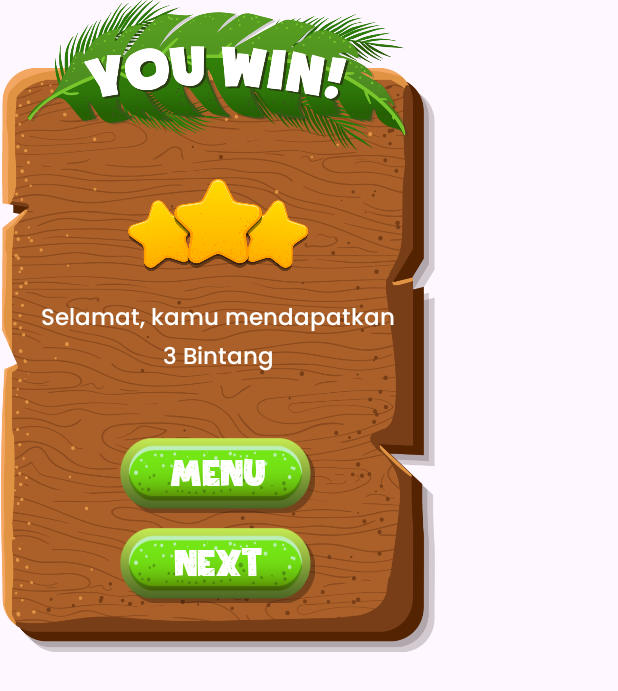
After one commit to rzaynuri08/EasterPictureAdventure, an Android app: the layout activity_score_popup.xml on its own in the app's theme, with its tools: preview values and no code run, on a phone screen of 412 x 824 dp. The commit adds this screen. Shown: the top 691 px of the screen. Run offline under Robolectric (Android 15) with nearby library versions, the phone set to English and light mode, and no system bars.

Commit message:
add score popup

```diff
--- /dev/null
+++ b/app/src/main/java/com/example/puzzlepictureadventure/View/DialogPopup/ScorePopupActivity.kt
@@ -0,0 +1,37 @@
+package com.example.puzzlepictureadventure
+
+import android.annotation.SuppressLint
+import android.os.Bundle
+import android.view.LayoutInflater
+import android.view.View
+import android.view.ViewGroup
+import androidx.fragment.app.DialogFragment
+import android.widget.ImageButton
+import android.widget.ImageView
+import android.widget.TextView
+import android.content.SharedPreferences
+import android.content.Context
+
+class ScorePopupActivity : DialogFragment() {
+
+    @SuppressLint("MissingInflatedId")
+    override fun onCreateView(
+        inflater: LayoutInflater, container: ViewGroup?,
+        savedInstanceState: Bundle?
+    ): View? {
+        // Inflate layout untuk dialog
+        val view = inflater.inflate(R.layout.activity_score_popup, container, false)
+
+        // Mengatur background dialog menjadi transparan
+        dialog?.window?.setBackgroundDrawableResource(android.R.color.transparent)
+
+        return view
+    }
+
+    // Mengatur tampilan dialog agar dapat mengabaikan frame dan margin
+    override fun onActivityCreated(savedInstanceState: Bundle?) {
+        super.onActivityCreated(savedInstanceState)
+        // Optional: Mengatur dialog untuk menampilkan seluruh layar atau sesuai kebutuhan
+        dialog?.window?.setLayout(ViewGroup.LayoutParams.WRAP_CONTENT, ViewGroup.LayoutParams.WRAP_CONTENT)
+    }
+}
--- a/app/src/main/java/com/example/puzzlepictureadventure/View/LevelView/Level1Activity.kt
+++ b/app/src/main/java/com/example/puzzlepictureadventure/View/LevelView/Level1Activity.kt
@@ -6,12 +6,15 @@ import android.widget.EditText
 import android.widget.ImageButton
 import android.widget.TextView
 import android.os.CountDownTimer
+import android.widget.ImageView
 import android.widget.Toast
 import androidx.activity.enableEdgeToEdge
 import androidx.appcompat.app.AppCompatActivity
 import androidx.core.view.ViewCompat
 import androidx.core.view.WindowInsetsCompat
 import com.example.puzzlepictureadventure.R
+import com.example.puzzlepictureadventure.ScorePopupActivity
+import com.example.puzzlepictureadventure.SettingPopupActivity
 
 class Level1Activity : AppCompatActivity() {
     private lateinit var txtTimer: TextView
@@ -110,8 +113,8 @@ class Level1Activity : AppCompatActivity() {
 
             // Cek apakah semua kata telah diselesaikan
             if (wordsCompleted.containsAll(requiredWords)) {
-                calculateStars() // Hitung bintang berdasarkan waktu tersisa
-                Toast.makeText(this, "Level telah selesai!", Toast.LENGTH_SHORT).show()
+                val successNotificationDialog = ScorePopupActivity()
+                successNotificationDialog.show(supportFragmentManager, "SuccessNotificationDialog")
             }
         }
     }
@@ -150,7 +153,5 @@ class Level1Activity : AppCompatActivity() {
             timeUsedInMinutes >= 2.0 -> 2
             else -> 1
         }
-
-        Toast.makeText(this, "Kamu mendapatkan $stars bintang!", Toast.LENGTH_LONG).show()
     }
 }
--- /dev/null
+++ b/app/src/main/res/layout/activity_score_popup.xml
@@ -0,0 +1,107 @@
+<?xml version="1.0" encoding="utf-8"?>
+<androidx.constraintlayout.widget.ConstraintLayout xmlns:android="http://schemas.android.com/apk/res/android"
+    xmlns:app="http://schemas.android.com/apk/res-auto"
+    xmlns:tools="http://schemas.android.com/tools"
+    android:id="@+id/main"
+    android:layout_width="290dp"
+    android:layout_height="wrap_content"
+    android:background="@android:color/transparent">
+
+    <ImageView
+        android:layout_width="match_parent"
+        android:layout_height="420dp"
+        android:layout_marginTop="30dp"
+        android:src="@drawable/setlayout"
+        app:layout_constraintEnd_toEndOf="parent"
+        app:layout_constraintHorizontal_bias="0.0"
+        app:layout_constraintStart_toStartOf="parent"
+        app:layout_constraintTop_toTopOf="parent" />
+
+    <ImageView
+        android:id="@+id/imageView6"
+        android:layout_width="match_parent"
+        android:layout_height="100dp"
+        android:src="@drawable/win"
+        app:layout_constraintEnd_toEndOf="parent"
+        app:layout_constraintStart_toStartOf="parent"
+        app:layout_constraintTop_toTopOf="parent" />
+
+    <ImageView
+        android:id="@+id/imageView10"
+        android:layout_width="120dp"
+        android:layout_height="100dp"
+        android:src="@drawable/star1"
+        app:layout_constraintEnd_toEndOf="@+id/imageView6"
+        app:layout_constraintStart_toStartOf="@+id/imageView6"
+        app:layout_constraintTop_toBottomOf="@+id/imageView6" />
+
+    <TextView
+        android:id="@+id/text"
+        android:layout_width="wrap_content"
+        android:layout_height="wrap_content"
+        android:text="Selamat, kamu mendapatkan"
+        android:textColor="#ffffff"
+        android:fontFamily="@font/poppinsmedium"
+        android:textSize="15dp"
+        app:layout_constraintStart_toStartOf="@+id/imageView10"
+        app:layout_constraintTop_toBottomOf="@+id/imageView10"
+        app:layout_constraintEnd_toEndOf="@+id/imageView10"/>
+
+    <TextView
+        android:id="@+id/textlv"
+        android:layout_width="wrap_content"
+        android:layout_height="wrap_content"
+        android:text="3 Bintang"
+        android:textColor="#ffffff"
+        android:fontFamily="@font/poppinsmedium"
+        android:textSize="15dp"
+        app:layout_constraintStart_toStartOf="@+id/text"
+        app:layout_constraintTop_toBottomOf="@+id/text"
+        app:layout_constraintEnd_toEndOf="@+id/text"/>
+
+    <ImageButton
+        android:id="@+id/imageButton"
+        android:layout_width="130dp"
+        android:layout_height="50dp"
+        android:layout_marginBottom="10dp"
+        android:background="@drawable/btn"
+        app:layout_constraintBottom_toTopOf="@+id/btnback"
+        app:layout_constraintEnd_toEndOf="@+id/btnback"
+        app:layout_constraintStart_toStartOf="@+id/btnback" />
+
+    <TextView
+        android:layout_width="wrap_content"
+        android:layout_height="wrap_content"
+        android:fontFamily="@font/stickytoffeesprinklesregular"
+        android:text="MENU"
+        android:textColor="#ffff"
+        android:textSize="25dp"
+        android:layout_marginBottom="12dp"
+        app:layout_constraintBottom_toBottomOf="@+id/imageButton"
+        app:layout_constraintEnd_toEndOf="@+id/imageButton"
+        app:layout_constraintStart_toStartOf="@+id/imageButton"/>
+
+    <ImageButton
+        android:id="@+id/btnback"
+        android:layout_width="130dp"
+        android:layout_height="50dp"
+        android:layout_marginBottom="48dp"
+        android:background="@drawable/btn"
+        app:layout_constraintBottom_toBottomOf="parent"
+        app:layout_constraintEnd_toEndOf="parent"
+        app:layout_constraintStart_toStartOf="parent" />
+
+    <TextView
+        android:layout_width="wrap_content"
+        android:layout_height="wrap_content"
+        android:layout_marginBottom="60dp"
+        android:fontFamily="@font/stickytoffeesprinklesregular"
+        android:text="NEXT"
+        android:textColor="#ffff"
+        android:textSize="25dp"
+        app:layout_constraintBottom_toBottomOf="parent"
+        app:layout_constraintEnd_toEndOf="parent"
+        app:layout_constraintHorizontal_bias="0.502"
+        app:layout_constraintStart_toStartOf="parent" />
+
+</androidx.constraintlayout.widget.ConstraintLayout>
```
Also changed, not shown: app/src/main/res/drawable/bg10.png (added), app/src/main/res/drawable/star1.png (added), app/src/main/res/drawable/star2.png (added), app/src/main/res/drawable/star3.png (added), app/src/main/res/drawable/win.png (added).
